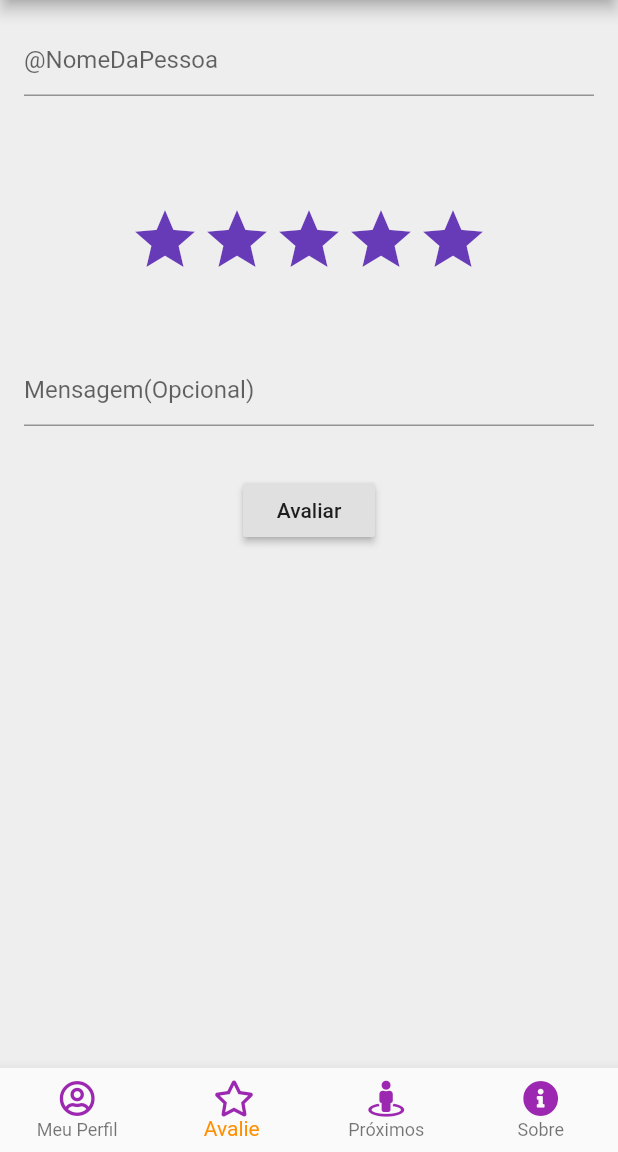
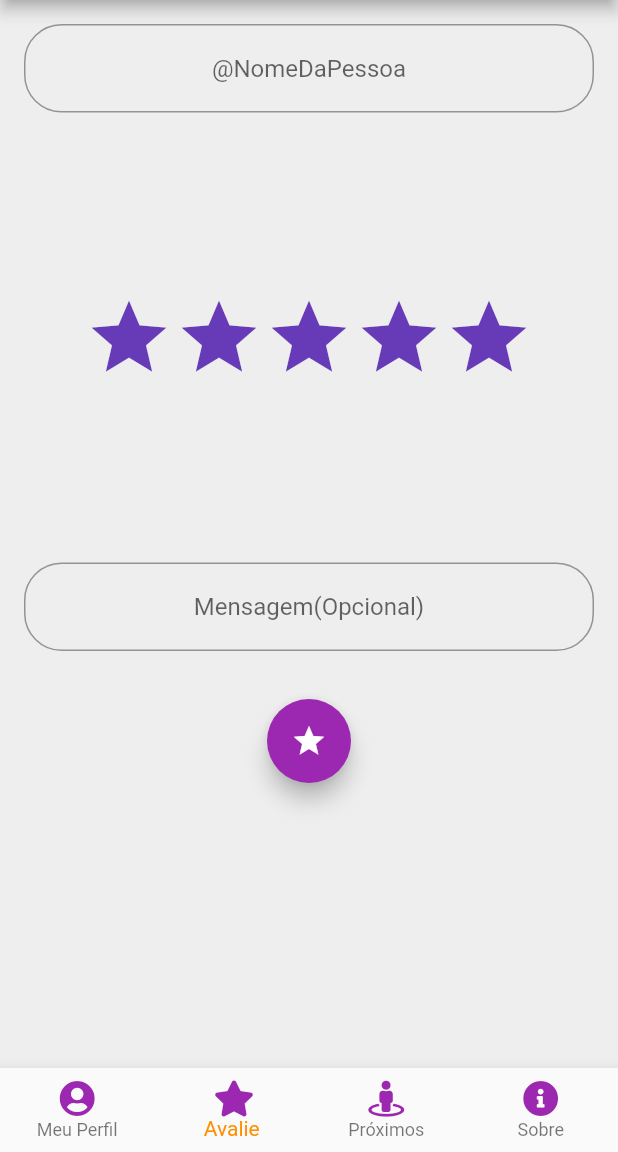
Before and after one commit to Eduardo-H-Oliveira/stellae, a Flutter app: the screen it shows after launch, item 2 of the bottom bar chosen, on a phone screen of 412 x 824 dp, the part 84-1236 px from its top. Run offline on Flutter 3.47's test engine with Material 2 defaults, Android fonts, the phone set to English and light mode, and no system bars; drawn by our look-alikes of smooth_star_rating; our stand-ins replace font_awesome_flutter, share.

```diff
--- a/mobile/stellae/lib/ui/homePage.dart
+++ b/mobile/stellae/lib/ui/homePage.dart
@@ -45,7 +45,7 @@ class _HomePageState extends State<HomePage> {
       items: const <BottomNavigationBarItem>[
         BottomNavigationBarItem(
           icon: Icon(
-            FontAwesomeIcons.userCircle,
+            FontAwesomeIcons.solidUserCircle,
             color: Colors.purple,
           ),
           title: Text(
@@ -54,7 +54,7 @@ class _HomePageState extends State<HomePage> {
         ),
         BottomNavigationBarItem(
           icon: Icon(
-            FontAwesomeIcons.star,
+            FontAwesomeIcons.solidStar,
             color: Colors.purple,
           ),
           title: Text(
@@ -219,13 +219,20 @@ class _HomePageState extends State<HomePage> {
   }
 
   Widget _viewRate() {
-    return Container(
+    return SingleChildScrollView(
+      child: Container(
         padding: EdgeInsets.only(left: 16.0, right: 16.0, top: 16.0),
         child: Center(
           child: Column(
             children: <Widget>[
               TextFormField(
-              decoration: const InputDecoration(
+                textAlign: TextAlign.center,
+                decoration: new InputDecoration(
+                  fillColor: Colors.black,
+                  border: new OutlineInputBorder(
+                    borderRadius: new BorderRadius.circular(25.0),
+                    borderSide: new BorderSide(),
+                  ),
                   hintText: '@NomeDaPessoa',
                 ),
                 validator: (value) {
@@ -236,38 +243,50 @@ class _HomePageState extends State<HomePage> {
                 },
               ),
               SizedBox(
-              height: 72.00,
+                height: 120.00,
               ),
               SmoothStarRating(
-                allowHalfRating: true,
+                  allowHalfRating: false,
+                  onRatingChanged: (v) {
+                    rating = v;
+                    setState(() {});
+                  },
                   starCount: 5,
                   rating: rating,
-                size: 48.0,
+                  size: 60.0,
                   color: Colors.deepPurple,
                   borderColor: Colors.purple,
                   spacing: 0.0),
               SizedBox(
-              height: 52.00,
+                height: 120.00,
               ),
               TextFormField(
-              decoration: const InputDecoration(
+                textAlign: TextAlign.center,
+                decoration: new InputDecoration(
+                  fillColor: Colors.black,
+                  border: new OutlineInputBorder(
+                    borderRadius: new BorderRadius.circular(25.0),
+                    borderSide: new BorderSide(),
+                  ),
                   hintText: 'Mensagem(Opcional)',
                 ),
               ),
               Padding(
                 padding: const EdgeInsets.all(32.0),
-              child: RaisedButton(
+                child: FloatingActionButton(
                   onPressed: () {
                     // Validate will return true if the form is valid, or false if
                     // the form is invalid.
-                  if (_formKey.currentState.validate()) {
-                    // Process data.
-                  }
+//                    if (_formKey.currentState.validate()) {
+//                      // Process data.
+//                    }
                   },
-                child: Text('Avaliar'),
+                  child: Icon(Icons.star),
+                  backgroundColor: Colors.purple,
                 ),
               ),
             ],
+          ),
         ),
       ),
     );
@@ -276,11 +295,7 @@ class _HomePageState extends State<HomePage> {
   Widget _viewNear() {
     return Center(
       child: Text("Proximos",
-          style: Theme
-              .of(context)
-              .textTheme
-              .display4
-              .copyWith(fontSize: 32.0)),
+          style: Theme.of(context).textTheme.display4.copyWith(fontSize: 32.0)),
     );
   }
 
@@ -291,18 +306,22 @@ class _HomePageState extends State<HomePage> {
         child: Column(
           children: <Widget>[
             Text("Sobre",
-                style: Theme
-                    .of(context)
+                style: Theme.of(context)
                     .textTheme
-                    .display1
-                    .copyWith(fontSize: 32.0)),
+                    .display2
+                    .copyWith(fontSize: 32.0, color: Colors.black)),
+            SizedBox(
+              height: 32.00,
+            ),
             Text(
-                "Stellae é um aplicativo com o intuito de avalição entre usuários, cada usuario pode dar de 0 até 5 estrelas para o outro.",
-                style: Theme
-                    .of(context)
+                "Stellae é um aplicativo com o intuito de avalição entre usuários, "
+                "cada usuário pode dar uma avaliação de 0 até 5 estrelas para o perfil de outro.\n\n"
+                "Embarque nessa aventura e descubra o que as pessoas pensam de você.",
+                textAlign: TextAlign.justify,
+                style: Theme.of(context)
                     .textTheme
-                    .display4
-                    .copyWith(fontSize: 32.0)),
+                    .display3
+                    .copyWith(fontSize: 32.0, color: Colors.black87)),
           ],
         ),
       ),
```
Lines whose indentation alone changed are shown as unchanged.
